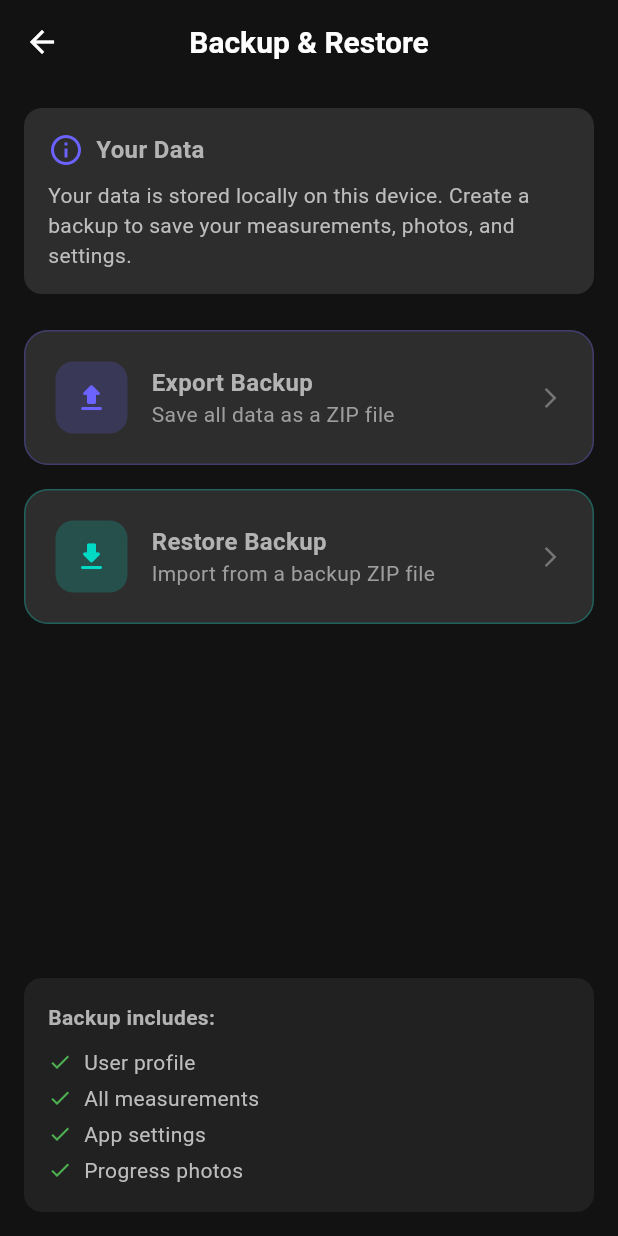
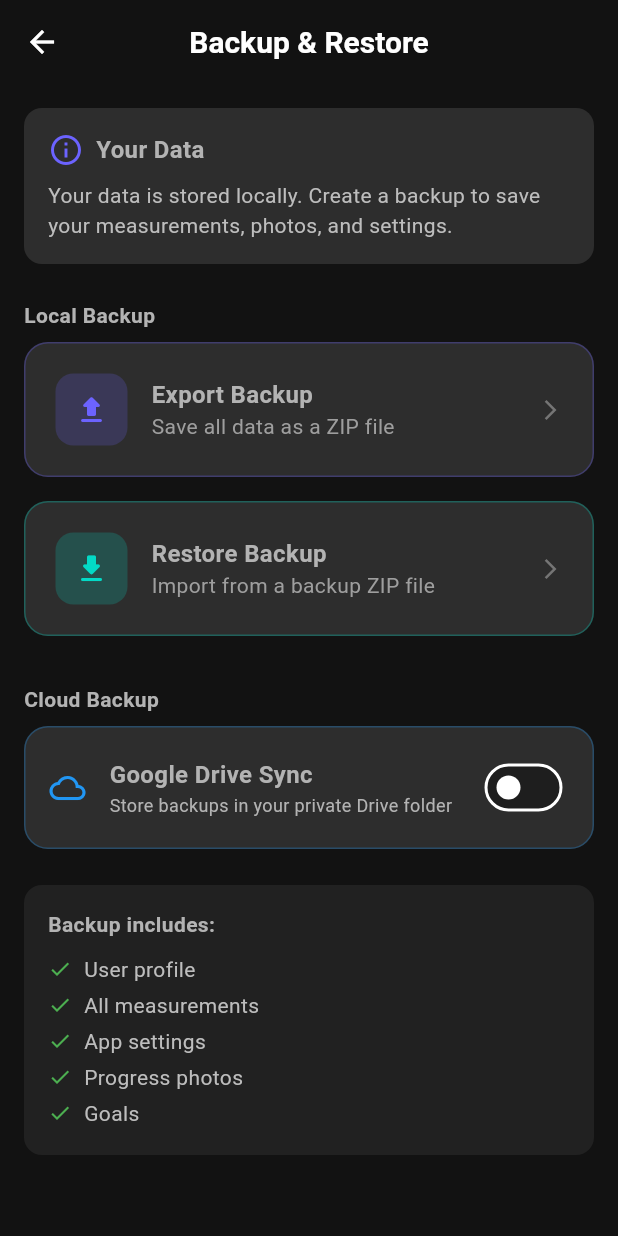
Before and after one commit to Tentacle-Development/body-tracker, a Flutter app: the BackupRestoreScreen screen opened directly, on a phone screen of 412 x 824 dp. Run offline on Flutter 3.47's test engine with Material 3 defaults, Android fonts, the phone set to English and light mode, and no system bars; our stand-ins replace file_picker, fl_chart, flutter_local_notifications, google_sign_in, googleapis_auth, image_picker and 4 more; missing offline and left inert: googleapis; accounts and stored records are empty.

Commit message:
fix: add Google Drive settings and fix nav-bar refresh (fixes #57)\n\n- Add Google Drive Sync UI to BackupRestoreScreen\n- Centralize navigation state in AppProvider using activeTabId\n- Fix HomeScreen refresh delay using updatedAt-based ValueKey

```diff
--- a/lib/providers/app_provider.dart
+++ b/lib/providers/app_provider.dart
@@ -18,6 +18,7 @@ class AppProvider extends ChangeNotifier {
   List<ProgressPhoto> _photos = [];
   List<Goal> _goals = [];
   List<String> _dashboardCategories = ['bmi', 'whr', 'weight', 'height'];
+  String _activeTabId = 'dashboard';
   bool _isLoading = true;
   bool _isFirstLaunch = true;
 
@@ -28,8 +29,14 @@ class AppProvider extends ChangeNotifier {
   List<ProgressPhoto> get photos => _photos;
   List<Goal> get goals => _goals;
   List<String> get dashboardCategories => _dashboardCategories;
+  String get activeTabId => _activeTabId;
   bool get isLoading => _isLoading;
   bool get isFirstLaunch => _isFirstLaunch;
+
+  void setActiveTab(String tabId) {
+    _activeTabId = tabId;
+    notifyListeners();
+  }
 
   Future<void> initialize() async {
     _isLoading = true;
--- a/lib/screens/settings/backup_restore_screen.dart
+++ b/lib/screens/settings/backup_restore_screen.dart
@@ -8,6 +8,7 @@ import 'package:path/path.dart' as path;
 import 'package:path_provider/path_provider.dart';
 import '../../providers/app_provider.dart';
 import '../../services/backup_service.dart';
+import '../../services/google_drive_service.dart';
 import '../../utils/app_theme.dart';
 import '../home/home_screen.dart';
 
@@ -21,6 +22,7 @@ class BackupRestoreScreen extends StatefulWidget {
 class _BackupRestoreScreenState extends State<BackupRestoreScreen> {
   bool _isExporting = false;
   bool _isImporting = false;
+  bool _isSyncing = false;
   String? _statusMessage;
 
   Future<void> _exportBackup() async {
@@ -94,11 +96,8 @@ class _BackupRestoreScreenState extends State<BackupRestoreScreen> {
 
   Future<void> _importBackup() async {
     final appProvider = context.read<AppProvider>();
-
-    // Check if we have a user, if not we need to handle it during onboarding
     int? userId = appProvider.currentUser?.id;
 
-    // Confirm before import
     final confirmed = await showDialog<bool>(
       context: context,
       builder: (context) => AlertDialog(
@@ -124,7 +123,6 @@ class _BackupRestoreScreenState extends State<BackupRestoreScreen> {
     if (confirmed != true) return;
 
     try {
-      // Pick ZIP file
       final result = await FilePicker.platform.pickFiles(
         type: FileType.custom,
         allowedExtensions: ['zip'],
@@ -140,19 +138,15 @@ class _BackupRestoreScreenState extends State<BackupRestoreScreen> {
         _statusMessage = 'Extracting backup...';
       });
 
-      // Extract ZIP
       final extractPath = await _extractZip(filePath);
 
       setState(() => _statusMessage = 'Restoring data...');
 
-      // If we don't have a user (onboarding), we perform a "clean restore"
       if (userId == null) {
         await appProvider.clearAllData();
       }
 
       await BackupService.instance.restoreBackup(extractPath, userId);
-
-      // Reload app data
       await appProvider.initialize();
 
       setState(() {
@@ -160,7 +154,6 @@ class _BackupRestoreScreenState extends State<BackupRestoreScreen> {
         _statusMessage = 'Backup restored successfully!';
       });
 
-      // Clean up
       await Directory(extractPath).delete(recursive: true);
 
       if (mounted) {
@@ -171,11 +164,10 @@ class _BackupRestoreScreenState extends State<BackupRestoreScreen> {
           ),
         );
 
-        // If we were in onboarding, go to home
         if (userId == null) {
           if (mounted) {
             Navigator.of(context).pushAndRemoveUntil(
-              MaterialPageRoute(builder: (_) => HomeScreen()),
+              MaterialPageRoute(builder: (_) => const HomeScreen()),
               (route) => false,
             );
           }
@@ -187,6 +179,71 @@ class _BackupRestoreScreenState extends State<BackupRestoreScreen> {
         _statusMessage = null;
       });
       _showError('Import failed: $e');
+    }
+  }
+
+  Future<void> _toggleGoogleDrive(bool enabled) async {
+    final provider = context.read<AppProvider>();
+
+    if (enabled) {
+      setState(() {
+        _isSyncing = true;
+        _statusMessage = 'Signing in to Google...';
+      });
+
+      try {
+        final account = await GoogleDriveService.instance.signIn();
+        if (account == null) {
+          _showError('Google Sign-In failed or cancelled');
+          return;
+        }
+
+        final newSettings = provider.settings!.copyWith(isGoogleDriveSyncEnabled: true);
+        await provider.updateSettings(newSettings);
+
+        setState(() => _statusMessage = 'Google Drive sync enabled!');
+      } catch (e) {
+        _showError('Failed to enable Google Drive sync: $e');
+      } finally {
+        setState(() => _isSyncing = false);
+      }
+    } else {
+      final newSettings = provider.settings!.copyWith(isGoogleDriveSyncEnabled: false);
+      await provider.updateSettings(newSettings);
+      await GoogleDriveService.instance.signOut();
+      setState(() => _statusMessage = 'Google Drive sync disabled.');
+    }
+  }
+
+  Future<void> _syncToGoogleDrive() async {
+    final provider = context.read<AppProvider>();
+    final userId = provider.currentUser?.id;
+    if (userId == null) return;
+
+    setState(() {
+      _isSyncing = true;
+      _statusMessage = 'Preparing backup...';
+    });
+
+    try {
+      final backupPath = await BackupService.instance.createBackup(userId);
+      final zipPath = await _createZipFromDirectory(backupPath);
+
+      setState(() => _statusMessage = 'Uploading to Google Drive...');
+      final success = await GoogleDriveService.instance.uploadBackup(zipPath);
+
+      if (success) {
+        setState(() => _statusMessage = 'Backup uploaded to Google Drive!');
+      } else {
+        _showError('Failed to upload backup to Google Drive');
+      }
+
+      await Directory(backupPath).delete(recursive: true);
+      await File(zipPath).delete();
+    } catch (e) {
+      _showError('Sync failed: $e');
+    } finally {
+      setState(() => _isSyncing = false);
     }
   }
 
@@ -227,18 +284,18 @@ class _BackupRestoreScreenState extends State<BackupRestoreScreen> {
 
   @override
   Widget build(BuildContext context) {
-    final isLoading = _isExporting || _isImporting;
+    final isLoading = _isExporting || _isImporting || _isSyncing;
+    final isDriveEnabled = context.select<AppProvider, bool>((p) => p.settings?.isGoogleDriveSyncEnabled ?? false);
 
     return Scaffold(
       appBar: AppBar(
         title: const Text('Backup & Restore'),
       ),
-      body: Padding(
+      body: SingleChildScrollView(
         padding: const EdgeInsets.all(16),
         child: Column(
           crossAxisAlignment: CrossAxisAlignment.stretch,
           children: [
-            // Info card
             Container(
               padding: const EdgeInsets.all(16),
               decoration: BoxDecoration(
@@ -254,17 +311,13 @@ class _BackupRestoreScreenState extends State<BackupRestoreScreen> {
                       const SizedBox(width: 8),
                       const Text(
                         'Your Data',
-                        style: TextStyle(
-                          fontWeight: FontWeight.bold,
-                          fontSize: 16,
-                        ),
+                        style: TextStyle(fontWeight: FontWeight.bold, fontSize: 16),
                       ),
                     ],
                   ),
                   const SizedBox(height: 8),
                   Text(
-                    'Your data is stored locally on this device. '
-                    'Create a backup to save your measurements, photos, and settings.',
+                    'Your data is stored locally. Create a backup to save your measurements, photos, and settings.',
                     style: TextStyle(color: Colors.grey[400], fontSize: 14),
                   ),
                 ],
@@ -272,7 +325,11 @@ class _BackupRestoreScreenState extends State<BackupRestoreScreen> {
             ),
             const SizedBox(height: 24),
 
-            // Export button
+            const Text(
+              'Local Backup',
+              style: TextStyle(color: AppTheme.textSecondary, fontSize: 14, fontWeight: FontWeight.bold),
+            ),
+            const SizedBox(height: 8),
             _buildActionCard(
               icon: Icons.upload_rounded,
               title: 'Export Backup',
@@ -282,8 +339,6 @@ class _BackupRestoreScreenState extends State<BackupRestoreScreen> {
               isLoading: _isExporting,
             ),
             const SizedBox(height: 16),
-
-            // Import button
             _buildActionCard(
               icon: Icons.download_rounded,
               title: 'Restore Backup',
@@ -291,6 +346,62 @@ class _BackupRestoreScreenState extends State<BackupRestoreScreen> {
               color: AppTheme.secondaryColor,
               onTap: isLoading ? null : _importBackup,
               isLoading: _isImporting,
+            ),
+
+            const SizedBox(height: 32),
+            const Text(
+              'Cloud Backup',
+              style: TextStyle(color: AppTheme.textSecondary, fontSize: 14, fontWeight: FontWeight.bold),
+            ),
+            const SizedBox(height: 8),
+            Container(
+              padding: const EdgeInsets.all(16),
+              decoration: BoxDecoration(
+                color: AppTheme.cardColor,
+                borderRadius: BorderRadius.circular(16),
+                border: Border.all(color: Colors.blue.withValues(alpha: 0.3)),
+              ),
+              child: Column(
+                children: [
+                  Row(
+                    children: [
+                      const Icon(Icons.cloud_queue_rounded, color: Colors.blue),
+                      const SizedBox(width: 16),
+                      const Expanded(
+                        child: Column(
+                          crossAxisAlignment: CrossAxisAlignment.start,
+                          children: [
+                            Text('Google Drive Sync', style: TextStyle(fontWeight: FontWeight.bold, fontSize: 16)),
+                            Text('Store backups in your private Drive folder', style: TextStyle(color: AppTheme.textSecondary, fontSize: 12)),
+                          ],
+                        ),
+                      ),
+                      Switch(
+                        value: isDriveEnabled,
+                        onChanged: isLoading ? null : _toggleGoogleDrive,
+                        activeColor: Colors.blue,
+                      ),
+                    ],
+                  ),
+                  if (isDriveEnabled) ...[
+                    const Divider(height: 32, color: Colors.white10),
+                    ElevatedButton.icon(
+                      onPressed: isLoading ? null : _syncToGoogleDrive,
+                      icon: _isSyncing
+                          ? const SizedBox(width: 16, height: 16, child: CircularProgressIndicator(strokeWidth: 2))
+                          : const Icon(Icons.sync_rounded),
+                      label: const Text('Sync Now'),
+                      style: ElevatedButton.styleFrom(
+                        backgroundColor: Colors.blue.withValues(alpha: 0.2),
+                        foregroundColor: Colors.blue,
+                        elevation: 0,
+                        minimumSize: const Size(double.infinity, 44),
+                        shape: RoundedRectangleBorder(borderRadius: BorderRadius.circular(12)),
+                      ),
+                    ),
+                  ],
+                ],
+              ),
             ),
 
             if (_statusMessage != null) ...[
@@ -304,11 +415,7 @@ class _BackupRestoreScreenState extends State<BackupRestoreScreen> {
                 child: Row(
                   children: [
                     if (isLoading)
-                      const SizedBox(
-                        width: 16,
-                        height: 16,
-                        child: CircularProgressIndicator(strokeWidth: 2),
-                      )
+                      const SizedBox(width: 16, height: 16, child: CircularProgressIndicator(strokeWidth: 2))
                     else
                       const Icon(Icons.check_circle, color: Colors.green, size: 16),
                     const SizedBox(width: 8),
@@ -318,9 +425,7 @@ class _BackupRestoreScreenState extends State<BackupRestoreScreen> {
               ),
             ],
 
-            const Spacer(),
-
-            // Backup contents info
+            const SizedBox(height: 24),
             Container(
               padding: const EdgeInsets.all(16),
               decoration: BoxDecoration(
@@ -330,15 +435,13 @@ class _BackupRestoreScreenState extends State<BackupRestoreScreen> {
               child: Column(
                 crossAxisAlignment: CrossAxisAlignment.start,
                 children: [
-                  const Text(
-                    'Backup includes:',
-                    style: TextStyle(fontWeight: FontWeight.bold),
-                  ),
+                  const Text('Backup includes:', style: TextStyle(fontWeight: FontWeight.bold)),
                   const SizedBox(height: 8),
                   _buildBulletPoint('User profile'),
                   _buildBulletPoint('All measurements'),
                   _buildBulletPoint('App settings'),
                   _buildBulletPoint('Progress photos'),
+                  _buildBulletPoint('Goals'),
                 ],
               ),
             ),
@@ -386,28 +489,12 @@ class _BackupRestoreScreenState extends State<BackupRestoreScreen> {
               child: Column(
                 crossAxisAlignment: CrossAxisAlignment.start,
                 children: [
-                  Text(
-                    title,
-                    style: const TextStyle(
-                      fontWeight: FontWeight.bold,
-                      fontSize: 16,
-                    ),
-                  ),
-                  Text(
-                    subtitle,
-                    style: TextStyle(
-                      color: Colors.grey[500],
-                      fontSize: 14,
-                    ),
-                  ),
+                  Text(title, style: const TextStyle(fontWeight: FontWeight.bold, fontSize: 16)),
+                  Text(subtitle, style: TextStyle(color: Colors.grey[500], fontSize: 14)),
                 ],
               ),
             ),
-            Icon(
-              Icons.arrow_forward_ios,
-              color: Colors.grey[600],
-              size: 16,
-            ),
+            Icon(Icons.arrow_forward_ios, color: Colors.grey[600], size: 16),
           ],
         ),
       ),
--- a/lib/screens/settings/navigation_settings_screen.dart
+++ b/lib/screens/settings/navigation_settings_screen.dart
@@ -59,8 +59,8 @@ class _NavigationSettingsScreenState extends State<NavigationSettingsScreen> {
     final newSettings = provider.settings!.copyWith(enabledTabs: _enabledTabs);
     await provider.updateSettings(newSettings);
 
-    // Explicitly notify provider to refresh
-    await provider.loadSettings();
+    // The provider already calls notifyListeners() in updateSettings.
+    // We don't need loadSettings() here as it might be redundant.
 
     if (mounted) {
       Navigator.pop(context);
```
Also changed, not shown: lib/screens/home/home_screen.dart (+22 -19 lines), 2 other files.
